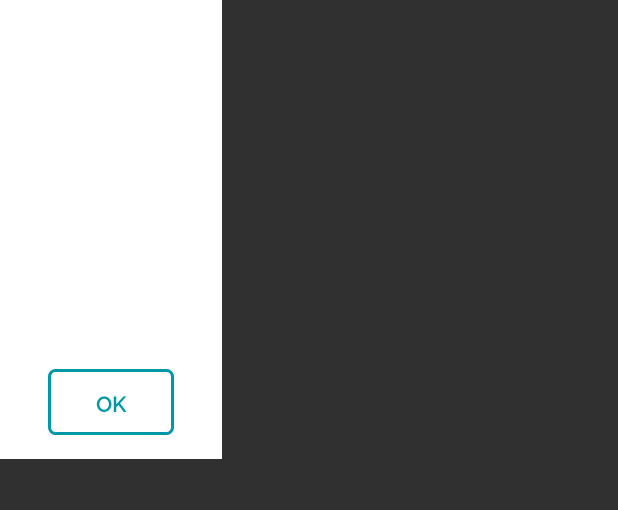
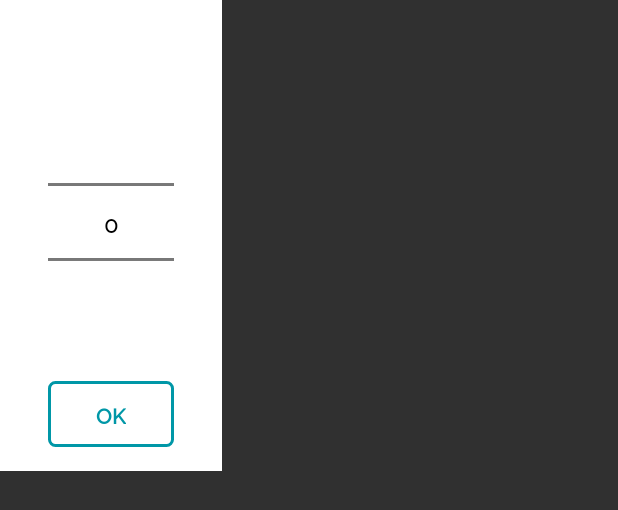
Before and after one commit to AndreyMolochko/My-Garden, an Android app: the layout alert_dialog_number_picker.xml on its own in the app's theme, with its tools: preview values and no code run, on a phone screen of 412 x 824 dp. Shown: the top 510 px of the screen. Run offline under Robolectric (Android 15) with nearby library versions, the phone set to English and light mode, and no system bars.

Commit message:
alert dialog shows correct values

```diff
--- a/app/src/main/res/layout/alert_dialog_number_picker.xml
+++ b/app/src/main/res/layout/alert_dialog_number_picker.xml
@@ -20,8 +20,12 @@
 
         <NumberPicker
             android:id="@+id/picker_number_number_picker"
+            android:theme="@style/AppTheme.Picker"
             android:layout_width="0dp"
             android:layout_height="wrap_content"
+            android:layout_marginTop="@dimen/normal_padding"
+            android:orientation="vertical"
+            android:descendantFocusability="blocksDescendants"
             app:layout_constraintEnd_toEndOf="parent"
             app:layout_constraintStart_toStartOf="parent"
             app:layout_constraintTop_toBottomOf="@id/picker_number_title_text_view" />
--- a/app/src/main/res/values/styles.xml
+++ b/app/src/main/res/values/styles.xml
@@ -49,4 +49,10 @@
         <item name="android:textCursorDrawable">@drawable/text_cursor</item>
     </style>
 
+    <style name="AppTheme.Picker" parent="Theme.AppCompat.Light.NoActionBar" >
+        <item name="android:textColorPrimary">@color/colorBlack</item>
+        <item name="android:fontFamily">@font/raleway_medium</item>
+        <item name="android:textSize">@dimen/normal_font_size</item>
+    </style>
+
 </resources>
```
